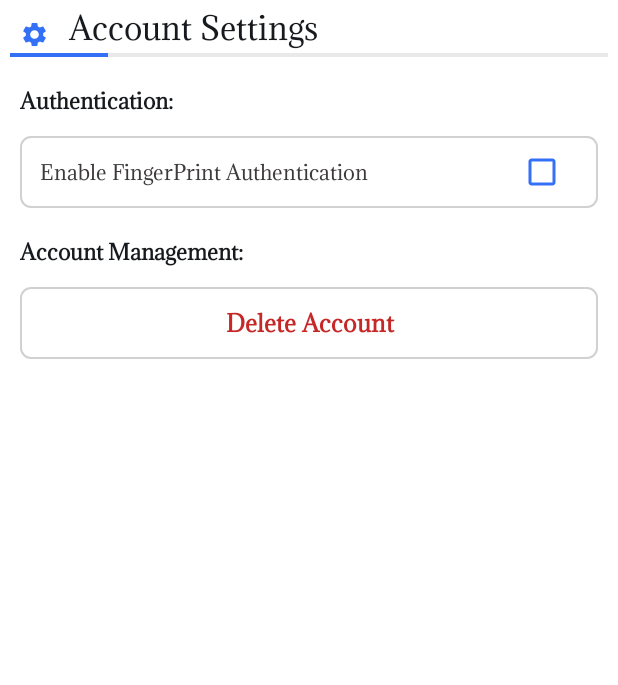
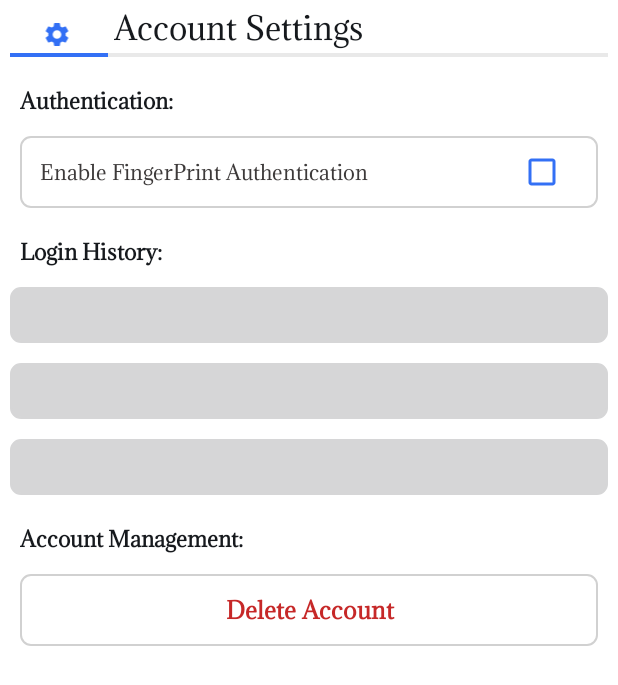
Before and after one commit to somnathnath8482/Easysent-v2, an Android app: the layout fragment_settengs.xml on its own in the app's theme, with its tools: preview values and no code run, on a phone screen of 412 x 824 dp. Shown: the top 685 px of the screen. Run offline under Robolectric (Android 15) with nearby library versions, the phone set to English and light mode, and no system bars.

Commit message:
login history

```diff
--- a/app/build.gradle
+++ b/app/build.gradle
@@ -101,5 +101,4 @@ def activity_version = "1.7.2"
     implementation 'de.hdodenhof:circleimageview:3.1.0'
     implementation 'com.facebook.shimmer:shimmer:0.5.0'
     implementation 'com.google.android.exoplayer:exoplayer:2.18.2'
-
 }
--- a/app/src/main/java/easysent/in/Activity/LoginActivity.java
+++ b/app/src/main/java/easysent/in/Activity/LoginActivity.java
@@ -8,6 +8,7 @@ import androidx.core.splashscreen.SplashScreen;
 import android.app.Activity;
 import android.content.ComponentName;
 import android.content.Intent;
+import android.os.Build;
 import android.os.Bundle;
 import android.os.Handler;
 import android.view.View;
@@ -66,6 +67,9 @@ Activity activity;
                     map.put("password", MethodClass.CheckEmpty(binding.edPassword));
                     map.put("username", MethodClass.CheckEmpty(binding.edUsername));
                     map.put("token", PreferenceFile.getData(FIREBASE_TOKEN));
+                    map.put("device", Build.MANUFACTURER);
+                    map.put("model", Build.MODEL);
+                    map.put("device_id", Build.ID);
                 } catch (Exception e) {
                     EditText editText = binding.getRoot().findViewById(Integer.parseInt(e.getMessage()));
                     editText.requestFocus();
--- a/app/src/main/java/easysent/in/Helper/Constants.java
+++ b/app/src/main/java/easysent/in/Helper/Constants.java
@@ -46,4 +46,7 @@ public class Constants {
     public static final String GET_GROUP_USERS = "Group/get_group_user.php";
     public static final String JOIN_USERS= "Group/join_user.php";
 
+
+    public static final String LOGIN_HISTORY= "get_login_history.php";
+
 }
--- a/app/src/main/res/layout/fragment_settengs.xml
+++ b/app/src/main/res/layout/fragment_settengs.xml
@@ -1,6 +1,7 @@
 <?xml version="1.0" encoding="utf-8"?>
 <RelativeLayout xmlns:android="http://schemas.android.com/apk/res/android"
     xmlns:tools="http://schemas.android.com/tools"
+    xmlns:app="http://schemas.android.com/apk/res-auto"
     android:layout_width="match_parent"
     android:layout_height="match_parent"
     style="@style/MainBgCard"
@@ -14,7 +15,7 @@
             android:layout_height="wrap_content"
             android:orientation="horizontal">
             <ImageView
-                android:layout_width="@dimen/_15sdp"
+                android:layout_width="@dimen/edth"
                 android:layout_height="@dimen/_15sdp"
                 android:src="@drawable/ic_settings"
                 android:layout_marginHorizontal="@dimen/_10sdp"
@@ -82,6 +83,21 @@
             android:layout_width="match_parent"
             android:layout_marginTop="@dimen/_15sdp"
             android:layout_height="wrap_content"
+            android:text="@string/login_history"
+            style="@style/Textdesc"
+            />
+        <androidx.recyclerview.widget.RecyclerView
+            android:id="@+id/recycler"
+            app:layoutManager="androidx.recyclerview.widget.LinearLayoutManager"
+            tools:listitem="@layout/login_history_item"
+            android:layout_width="match_parent"
+            android:layout_height="wrap_content"
+            />
+        <TextView
+            android:layout_marginHorizontal="@dimen/_10sdp"
+            android:layout_width="match_parent"
+            android:layout_marginTop="@dimen/_15sdp"
+            android:layout_height="wrap_content"
             android:text="@string/account_management"
             style="@style/Textdesc"
             />
--- /dev/null
+++ b/app/src/main/res/layout/login_history_item.xml
@@ -0,0 +1,45 @@
+<?xml version="1.0" encoding="utf-8"?>
+<LinearLayout xmlns:android="http://schemas.android.com/apk/res/android"
+    android:layout_width="match_parent"
+    android:layout_height="wrap_content"
+    android:orientation="horizontal"
+    android:layout_marginHorizontal="@dimen/_5sdp"
+    android:layout_marginTop="@dimen/_10sdp"
+    android:background="@drawable/curved_border_5"
+    android:backgroundTint="@color/gray_border">
+    <LinearLayout
+        android:layout_width="0dp"
+        android:layout_weight="1"
+        android:layout_height="wrap_content"
+        android:orientation="vertical">
+        <TextView
+            android:layout_width="match_parent"
+            android:layout_height="wrap_content"
+            android:id="@+id/device"
+            style="@style/desc"
+            android:padding="@dimen/_7sdp"
+            />
+
+        <TextView
+            android:layout_width="match_parent"
+            android:layout_height="wrap_content"
+            android:id="@+id/status"
+            android:visibility="gone"
+            android:textColor="@color/theme"
+            android:textSize="@dimen/_10sdp"
+            android:layout_marginBottom="@dimen/_5sdp"
+            android:paddingHorizontal="@dimen/_7sdp"
+            />
+    </LinearLayout>
+
+    <TextView
+        android:layout_width="wrap_content"
+        android:layout_height="wrap_content"
+        android:id="@+id/date"
+
+        style="@style/desc"
+        android:padding="@dimen/_7sdp"
+        />
+
+
+</LinearLayout>
--- a/app/src/main/res/values/strings.xml
+++ b/app/src/main/res/values/strings.xml
@@ -62,4 +62,5 @@
     <string name="ok">Ok</string>
     <string name="create_new_group">Create new group</string>
     <string name="exit_group">Exit Group</string>
+    <string name="login_history">Login History:</string>
 </resources>
```
Also changed, not shown: app/src/main/AndroidManifest.xml (+8 -0 lines), app/src/main/java/easysent/in/Adapter/LoginHistoryAdapter.java (added, +58 -0 lines), app/src/main/java/easysent/in/Fragments/SettengsFragment.java (+67 -3 lines), app/src/main/java/easysent/in/Networking/NetworkChangeReceiver.java (added, +38 -0 lines), app/src/main/java/easysent/in/Response/LoginHistory/HistoryItem.java (added, +48 -0 lines), app/src/main/java/easysent/in/Response/LoginHistory/LoginHistoryResponse.java (added, +28 -0 lines).
